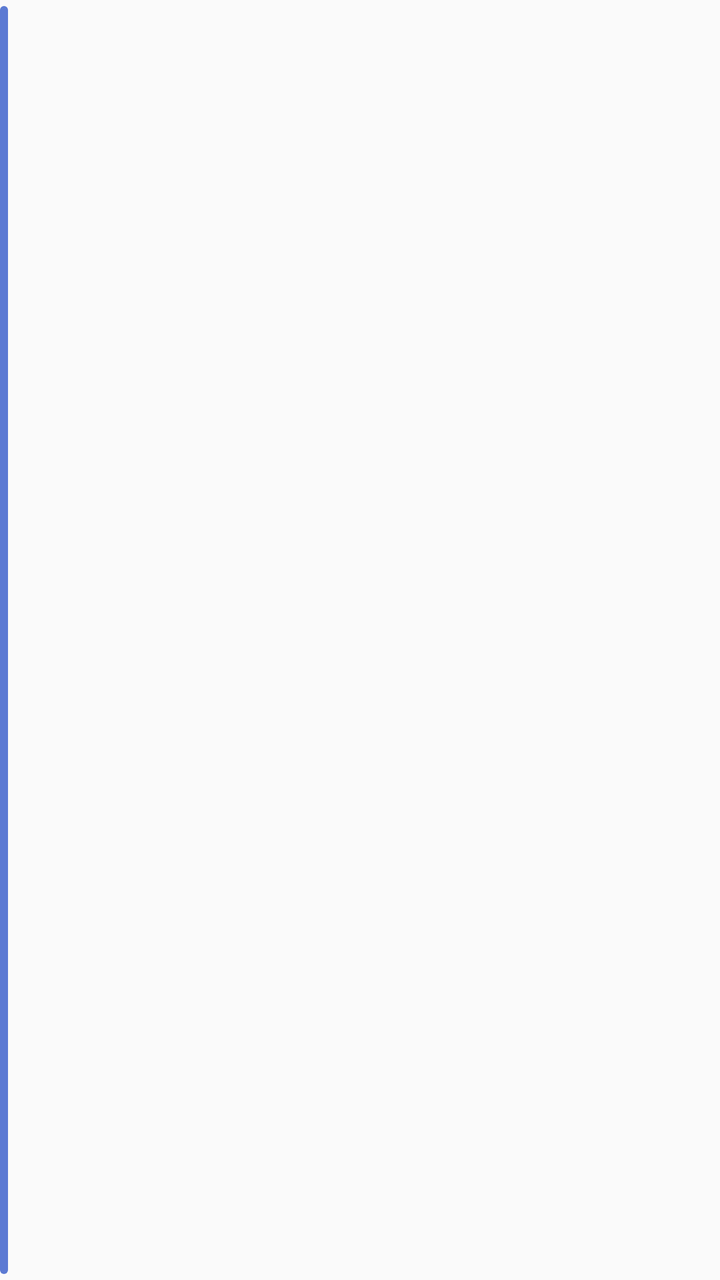
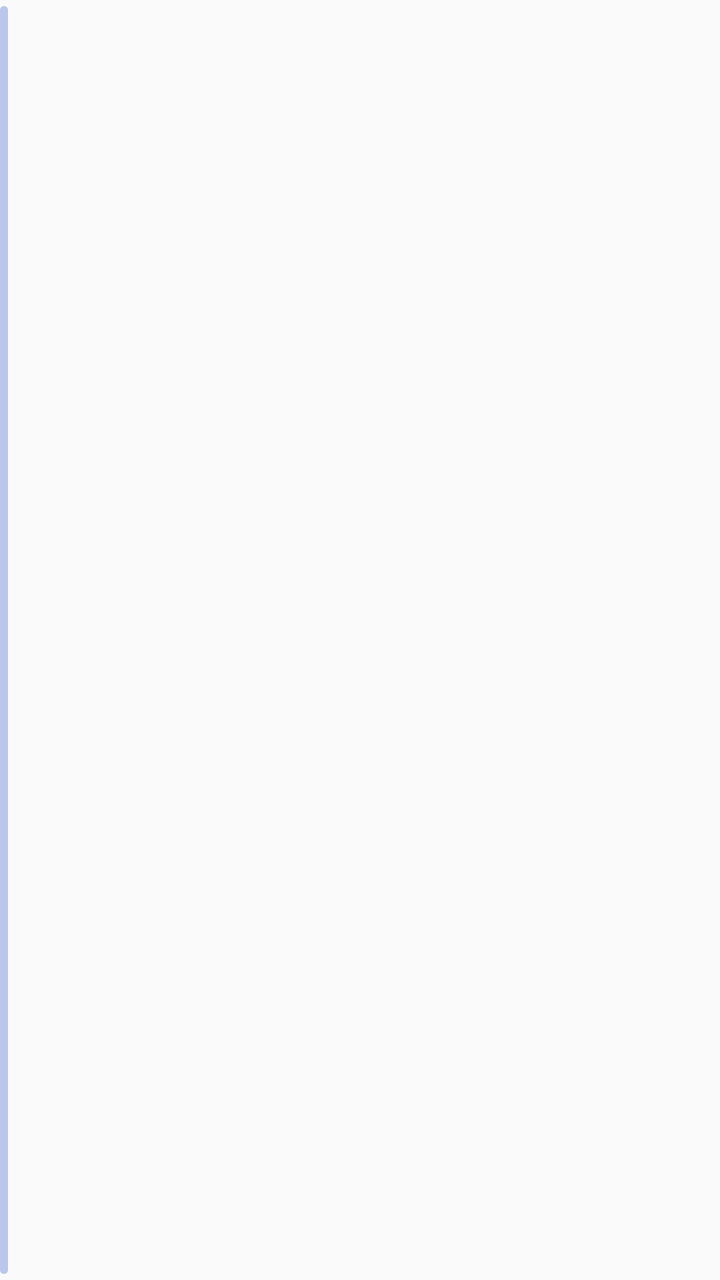

Screens rendered from an Android XML layout before and after an edit, with the pre-edit source and the edit as a unified diff.
<!-- AndroidManifest.xml: application theme AppTheme -->
<!-- res/layout/widget_today_row_past.xml -->
<?xml version="1.0" encoding="utf-8"?>
<LinearLayout xmlns:android="http://schemas.android.com/apk/res/android"
    android:id="@+id/r_root"
    android:layout_width="match_parent"
    android:layout_height="wrap_content"
    android:orientation="horizontal"
    android:paddingTop="3dp"
    android:paddingBottom="3dp">

    <ImageView
        android:id="@+id/r_mark"
        android:layout_width="4dp"
        android:layout_height="match_parent"
        android:layout_marginEnd="8dp"
        android:background="@drawable/widget_mark_item0"
        android:importantForAccessibility="no" />

    <LinearLayout
        android:layout_width="0dp"
        android:layout_height="wrap_content"
        android:layout_weight="1"
        android:orientation="vertical">

        <TextView
            android:id="@+id/r_name"
            style="@style/TTWWidget.RowName"
            android:textColor="@color/widget_text3"
            android:textStyle="normal" />

        <LinearLayout
            android:layout_width="match_parent"
            android:layout_height="wrap_content"
            android:layout_marginTop="3dp"
            android:orientation="horizontal">

            
            <TextView
                android:id="@+id/r_late"
                style="@style/TTWWidget.RowSub"
                android:layout_width="wrap_content"
                android:layout_marginEnd="6dp"
                android:textColor="@color/widget_danger"
                android:textStyle="bold"
                android:visibility="gone" />

            <TextView
                android:id="@+id/r_sub"
                style="@style/TTWWidget.RowSub"
                android:layout_width="wrap_content" />
        </LinearLayout>
    </LinearLayout>

    <LinearLayout
        android:layout_width="wrap_content"
        android:layout_height="wrap_content"
        android:layout_marginStart="8dp"
        android:gravity="end"
        android:orientation="vertical">

        <TextView
            android:id="@+id/r_time"
            style="@style/TTWWidget.RowTime"
            android:textColor="@color/widget_text3" />

        <TextView
            android:id="@+id/r_now"
            style="@style/TTWWidget.Tag"
            android:layout_marginTop="3dp"
            android:text="@string/w_now_tag"
            android:visibility="gone" />
    </LinearLayout>
</LinearLayout>
<!-- resources referenced by this layout -->
<resources>
  <color name="widget_danger">#D8152F</color>
  <color name="widget_text3">#646C7E</color>
  <!-- drawable widget_mark_item0 (drawable) -->
  <?xml version="1.0" encoding="utf-8"?>
  <shape xmlns:android="http://schemas.android.com/apk/res/android" android:shape="rectangle">
      <solid android:color="@color/widget_mark_item0" />
      <corners android:radius="2dp" />
  </shape>
  <string name="w_now_tag">지금</string>
  <style name="TTWWidget.RowName">
          <item name="android:layout_width">match_parent</item>
          <item name="android:layout_height">wrap_content</item>
          <item name="android:textSize">14sp</item>
          <item name="android:textStyle">bold</item>
          <item name="android:textColor">@color/widget_text</item>
          <item name="android:maxLines">1</item>
          <item name="android:ellipsize">end</item>
          <item name="android:includeFontPadding">false</item>
      </style>
  <style name="TTWWidget.RowSub">
          <item name="android:layout_width">match_parent</item>
          <item name="android:layout_height">wrap_content</item>
          <item name="android:textSize">12sp</item>
          <item name="android:textColor">@color/widget_text3</item>
          <item name="android:maxLines">1</item>
          <item name="android:ellipsize">end</item>
          <item name="android:includeFontPadding">false</item>
      </style>
  <style name="TTWWidget.RowTime">
          <item name="android:layout_width">wrap_content</item>
          <item name="android:layout_height">wrap_content</item>
          <item name="android:textSize">12sp</item>
          <item name="android:textColor">@color/widget_text2</item>
          <item name="android:maxLines">1</item>
          <item name="android:includeFontPadding">false</item>
      </style>
  <style name="TTWWidget.Tag">
          <item name="android:layout_width">wrap_content</item>
          <item name="android:layout_height">wrap_content</item>
          <item name="android:textSize">11sp</item>
          <item name="android:textStyle">bold</item>
          <item name="android:textColor">@color/widget_accent</item>
          <item name="android:background">@drawable/widget_tag_now</item>
          <item name="android:paddingStart">5dp</item>
          <item name="android:paddingEnd">5dp</item>
          <item name="android:paddingTop">1dp</item>
          <item name="android:paddingBottom">1dp</item>
          <item name="android:includeFontPadding">false</item>
      </style>
  <style name="AppTheme" parent="Theme.AppCompat.Light.DarkActionBar">
          
          <item name="colorPrimary">@color/colorPrimary</item>
          <item name="colorPrimaryDark">@color/colorPrimaryDark</item>
          <item name="colorAccent">@color/colorAccent</item>
      </style>
  <color name="widget_mark_item0">#5C7AD3</color>
  <color name="widget_text">#182033</color>
  <color name="widget_text2">#51596A</color>
  <color name="widget_accent">#415FEC</color>
  <!-- drawable widget_tag_now (drawable) -->
  <?xml version="1.0" encoding="utf-8"?>
  <shape xmlns:android="http://schemas.android.com/apk/res/android" android:shape="rectangle">
      <solid android:color="@color/widget_accent_weak" />
      <corners android:radius="4dp" />
  </shape>
  <color name="widget_accent_weak">#EEF0FF</color>
</resources>

<!-- the commit's change to res/layout/widget_today_row_past.xml (unified diff, before → after) -->
@@ -12,6 +12,7 @@
         android:layout_width="4dp"
         android:layout_height="match_parent"
         android:layout_marginEnd="8dp"
+        android:alpha="0.4"
         android:background="@drawable/widget_mark_item0"
         android:importantForAccessibility="no" />
 
<!-- resource entries referenced after the edit -->
@@ -39,7 +39,7 @@
   <style name="TTWWidget.Tag">
           <item name="android:layout_width">wrap_content</item>
           <item name="android:layout_height">wrap_content</item>
-          <item name="android:textSize">11sp</item>
+          <item name="android:textSize">12sp</item>
           <item name="android:textStyle">bold</item>
           <item name="android:textColor">@color/widget_accent</item>
           <item name="android:background">@drawable/widget_tag_now</item>
